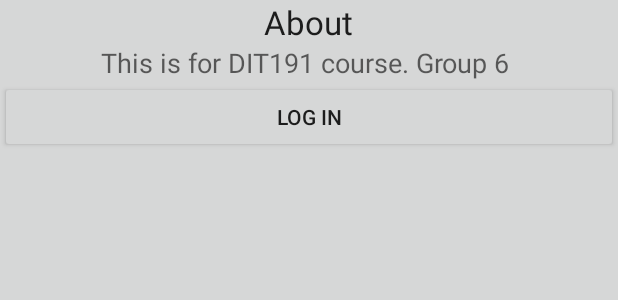
After one commit to xuugii/AgileAndroid, an Android app: the layout login_logout_about_view.xml on its own in the app's theme, with its tools: preview values and no code run, on a phone screen of 412 x 824 dp. The commit adds this screen. Shown: the top 300 px of the screen. Run offline under Robolectric (Android 15) with nearby library versions, the light colour scheme and no system bars.

Commit message:
login screen moved to draw menu

```diff
--- a/GitHubPro/app/src/main/java/githubnotify/githubpro/com/githubnotify/NavigationDrawerFragment.java
+++ b/GitHubPro/app/src/main/java/githubnotify/githubpro/com/githubnotify/NavigationDrawerFragment.java
@@ -107,6 +107,7 @@ public class NavigationDrawerFragment extends Fragment {
                         getString(R.string.title_section3),
                         getString(R.string.title_section4),
                         getString(R.string.title_section5),
+                        "Login"
                 }));
         mDrawerListView.setItemChecked(mCurrentSelectedPosition, true);
         return mDrawerListView;
--- /dev/null
+++ b/GitHubPro/app/src/main/res/layout/login_logout_about_view.xml
@@ -0,0 +1,57 @@
+<?xml version="1.0" encoding="utf-8"?>
+
+<LinearLayout xmlns:android="http://schemas.android.com/apk/res/android"
+    android:orientation="vertical" android:layout_width="match_parent"
+    android:layout_height="match_parent" android:background="@color/button_material_light">
+
+    <FrameLayout android:id="@+id/loginFrame" android:layout_width="match_parent"
+        android:layout_height="match_parent" >
+
+        <LinearLayout
+            android:orientation="vertical"
+            android:layout_width="fill_parent"
+            android:layout_height="fill_parent"
+            android:layout_gravity="center"
+            android:id="@+id/login">
+
+
+            <TextView
+                android:layout_width="wrap_content"
+                android:layout_height="wrap_content"
+                android:textAppearance="?android:attr/textAppearanceLarge"
+                android:text="About"
+                android:id="@+id/textView"
+                android:layout_gravity="center_horizontal"/>
+
+            <TextView
+                android:layout_width="wrap_content"
+                android:layout_height="wrap_content"
+                android:textAppearance="?android:attr/textAppearanceMedium"
+                android:text="This is for DIT191 course. Group 6 "
+                android:id="@+id/textView2"
+                android:layout_gravity="center_horizontal" />
+
+            <LinearLayout
+                android:orientation="vertical"
+                android:layout_width="match_parent"
+                android:layout_height="match_parent"
+                android:layout_gravity="center_horizontal">
+
+                <LinearLayout
+                    android:orientation="horizontal"
+                    android:layout_width="match_parent"
+                    android:layout_height="wrap_content"></LinearLayout>
+
+                <Button
+                    android:layout_width="match_parent"
+                    android:layout_height="wrap_content"
+                    android:text="@string/login"
+                    android:id="@+id/loginLogout"
+                    android:layout_gravity="right" />
+
+            </LinearLayout>
+
+
+        </LinearLayout>
+    </FrameLayout>
+</LinearLayout>
--- a/GitHubPro/app/src/main/res/values/strings.xml
+++ b/GitHubPro/app/src/main/res/values/strings.xml
@@ -6,6 +6,7 @@
     <string name="title_section3">Planning poker</string>
     <string name="title_section4">Service</string>
     <string name="title_section5">Notification</string>
+    <string name="title_section6">Login</string>
     <string name="navigation_drawer_open">Open navigation drawer</string>
     <string name="navigation_drawer_close">Close navigation drawer</string>
 
```
Also changed, not shown: GitHubPro/app/src/main/AndroidManifest.xml (+3 -20 lines), GitHubPro/app/src/main/java/githubnotify/githubpro/com/githubnotify/LoginActivity.java (+19 -30 lines), GitHubPro/app/src/main/java/githubnotify/githubpro/com/githubnotify/MainActivity.java (+34 -18 lines), GitHubPro/app/src/main/res/layout/login_main.xml (+0 -7 lines).
